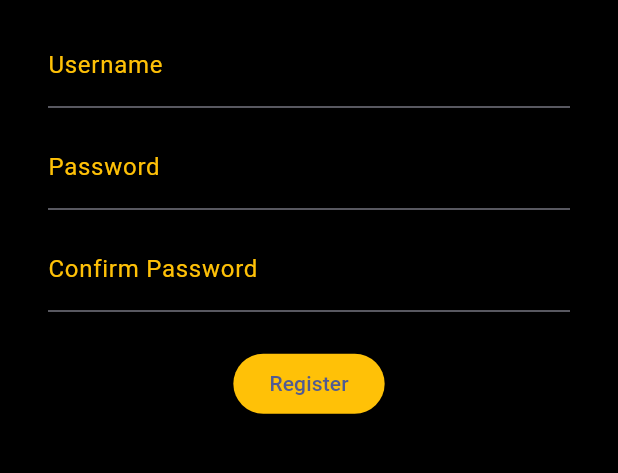
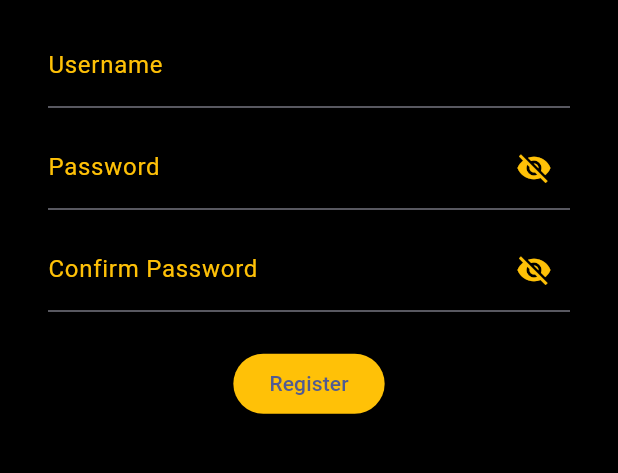
Before and after one commit to fiardiel/readorama-mobile, a Flutter app: the RegisterPage screen opened directly, on a phone screen of 412 x 824 dp, the part 472-945 px from its top. Run offline on Flutter 3.47's test engine with Material 3 defaults, Android fonts, the phone set to English and light mode, and no system bars; our stand-ins replace shared_preferences; missing offline and left inert: pbp_django_auth; accounts and stored records are empty; network calls fail.

Commit message:
add some features in login and register

```diff
--- a/lib/screens/auth/login.dart
+++ b/lib/screens/auth/login.dart
@@ -1,6 +1,5 @@
-// ignore_for_file: use_build_context_synchronously, prefer_const_constructors, library_private_types_in_public_api, use_key_in_widget_constructors, unused_local_variable
+// ignore_for_file: use_build_context_synchronously, prefer_const_constructors, library_private_types_in_public_api, use_key_in_widget_constructors, unused_local_variable, prefer_final_fields, unused_field
 
-import 'package:cached_network_image/cached_network_image.dart';
 import 'package:flutter/material.dart';
 import 'package:pbp_django_auth/pbp_django_auth.dart';
 import 'package:provider/provider.dart';
@@ -38,6 +37,7 @@ class LoginPage extends StatefulWidget {
 class _LoginPageState extends State<LoginPage> {
   final TextEditingController _usernameController = TextEditingController();
   final TextEditingController _passwordController = TextEditingController();
+  bool _isPasswordVisible = false;
 
   @override
   Widget build(BuildContext context) {
@@ -86,8 +86,21 @@ class _LoginPageState extends State<LoginPage> {
                       focusedBorder: UnderlineInputBorder(
                         borderSide: BorderSide(color: Colors.amber),
                       ),
+                      suffixIcon: IconButton(
+                        icon: Icon(
+                          _isPasswordVisible
+                              ? Icons.visibility
+                              : Icons.visibility_off,
+                          color: Colors.amber,
                         ),
-                    obscureText: true,
+                        onPressed: () {
+                          setState(() {
+                            _isPasswordVisible = !_isPasswordVisible;
+                          });
+                        },
+                      ),
+                    ),
+                    obscureText: !_isPasswordVisible,
                   ),
                   const SizedBox(height: 24.0),
                   ElevatedButton(
--- a/lib/screens/auth/register.dart
+++ b/lib/screens/auth/register.dart
@@ -1,4 +1,4 @@
-// ignore_for_file: unused_import, library_private_types_in_public_api, use_build_context_synchronously, prefer_const_constructors, unused_local_variable
+// ignore_for_file: unused_import, library_private_types_in_public_api, use_build_context_synchronously, prefer_const_constructors, unused_local_variable, unused_field, prefer_final_fields
 
 import 'dart:convert';
 import 'package:http/http.dart' as http;
@@ -18,6 +18,8 @@ class _RegisterPageState extends State<RegisterPage> {
   final TextEditingController _usernameController = TextEditingController();
   final TextEditingController _password1Controller = TextEditingController();
   final TextEditingController _password2Controller = TextEditingController();
+  bool _isPasswordVisible = false;
+  bool _isConfirmPasswordVisible = false;
 
   Future<Map<String, dynamic>> postJson(
     String url,
@@ -84,30 +86,54 @@ class _RegisterPageState extends State<RegisterPage> {
                   const SizedBox(height: 12.0),
                   TextField(
                     controller: _password1Controller,
-                    style: TextStyle(
-                        color: Colors
-                            .amber), // Sesuaikan dengan warna teks LoginPage
-                    decoration: const InputDecoration(
+                    style: TextStyle(color: Colors.amber),
+                    decoration: InputDecoration(
                       labelText: 'Password',
-                      labelStyle: TextStyle(
-                          color: Colors
-                              .amber), // Sesuaikan dengan warna teks LoginPage
+                      labelStyle: TextStyle(color: Colors.amber),
+                      focusedBorder: UnderlineInputBorder(
+                        borderSide: BorderSide(color: Colors.amber),
+                      ),
+                      suffixIcon: IconButton(
+                        icon: Icon(
+                          _isPasswordVisible
+                              ? Icons.visibility
+                              : Icons.visibility_off,
+                          color: Colors.amber,
+                        ),
+                        onPressed: () {
+                          setState(() {
+                            _isPasswordVisible = !_isPasswordVisible;
+                          });
+                        },
+                      ),
                     ),
-                    obscureText: true,
+                    obscureText: !_isPasswordVisible,
                   ),
                   const SizedBox(height: 12.0),
                   TextField(
                     controller: _password2Controller,
-                    style: TextStyle(
-                        color: Colors
-                            .amber), // Sesuaikan dengan warna teks LoginPage
-                    decoration: const InputDecoration(
+                    style: TextStyle(color: Colors.amber),
+                    decoration: InputDecoration(
                       labelText: 'Confirm Password',
-                      labelStyle: TextStyle(
-                          color: Colors
-                              .amber), // Sesuaikan dengan warna teks LoginPage
+                      labelStyle: TextStyle(color: Colors.amber),
+                      focusedBorder: UnderlineInputBorder(
+                        borderSide: BorderSide(color: Colors.amber),
+                      ),
+                      suffixIcon: IconButton(
+                        icon: Icon(
+                          _isPasswordVisible
+                              ? Icons.visibility
+                              : Icons.visibility_off,
+                          color: Colors.amber,
+                        ),
+                        onPressed: () {
+                          setState(() {
+                            _isConfirmPasswordVisible = !_isConfirmPasswordVisible;
+                          });
+                        },
+                      ),
                     ),
-                    obscureText: true,
+                    obscureText: !_isConfirmPasswordVisible,
                   ),
                   const SizedBox(height: 24.0),
                   ElevatedButton(
```
Lines whose indentation alone changed are shown as unchanged.
